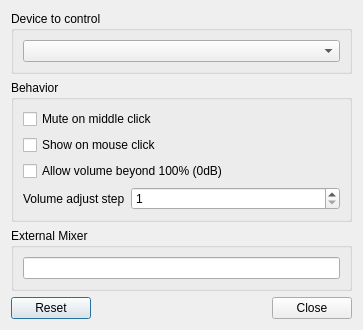
Above: plugin-volume/razorvolumeconfiguration.ui from lxqt/lxqt-panel before the change. Below: the same form after it.
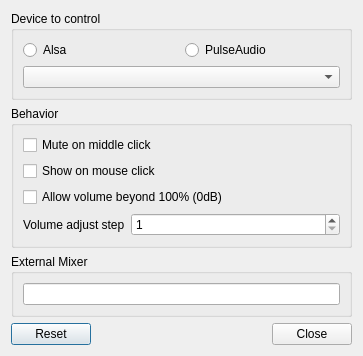
That is the form after the change.

Commit message: panel-volume: Add logistics to change AudioEngine on runtime

```diff
--- a/plugin-volume/razorvolumeconfiguration.ui
+++ b/plugin-volume/razorvolumeconfiguration.ui
@@ -7,7 +7,7 @@
     <x>0</x>
     <y>0</y>
     <width>363</width>
-    <height>297</height>
+    <height>355</height>
    </rect>
   </property>
   <property name="windowTitle">
@@ -20,6 +20,24 @@
       <string>Device to control</string>
      </property>
      <layout class="QVBoxLayout" name="verticalLayout_2">
+      <item>
+       <layout class="QHBoxLayout" name="horizontalLayout_2">
+        <item>
+         <widget class="QRadioButton" name="alsaRadioButton">
+          <property name="text">
+           <string>Alsa</string>
+          </property>
+         </widget>
+        </item>
+        <item>
+         <widget class="QRadioButton" name="pulseAudioRadioButton">
+          <property name="text">
+           <string>PulseAudio</string>
+          </property>
+         </widget>
+        </item>
+       </layout>
+      </item>
       <item>
        <widget class="QComboBox" name="devAddedCombo"/>
       </item>
```
The commit also changes 9 other files.
